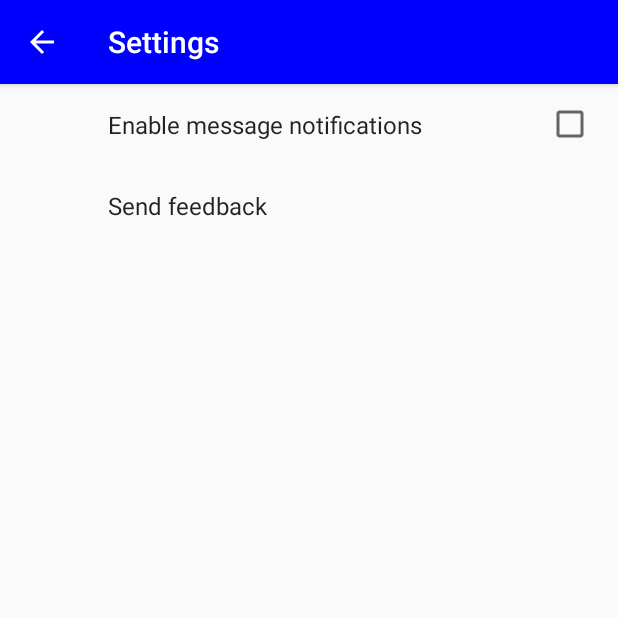
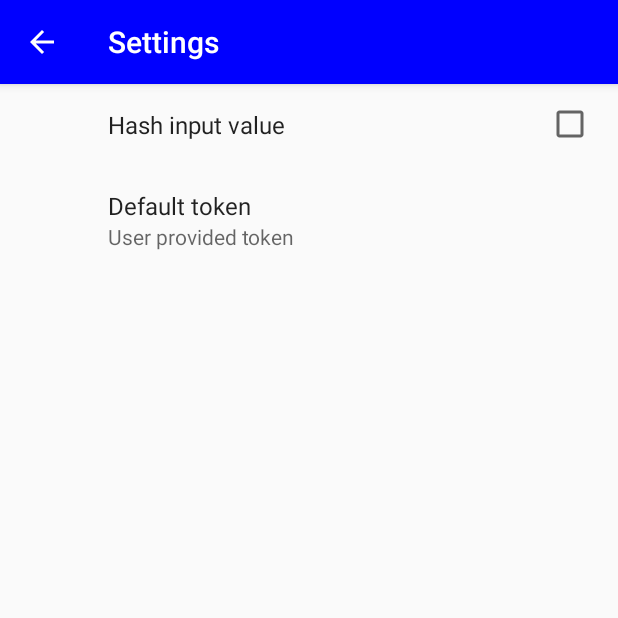
Before and after one commit to ZVernam/android, an Android app: the SettingsActivity screen opened directly, with no data from a screen before it, on a phone screen of 412 x 824 dp, the top half of it. Run offline under Robolectric (Android 15) with nearby library versions, the phone set to English and light mode, and no system bars; our stand-ins replace androidx.preference.

Commit message:
update settings

```diff
--- a/app/src/main/res/values/strings.xml
+++ b/app/src/main/res/values/strings.xml
@@ -6,4 +6,8 @@
     <string name="app_input_plaintext">Plain Text</string>
     <string name="app_input_secret">Secret</string>
     <string name="app_input_cipher">Cipher</string>
+
+    //Preferences
+    <string name="preference_token">Token</string>
+    <string name="preference_is_hashed">Hash Enabled</string>
 </resources>
--- a/app/src/main/res/xml/preference.xml
+++ b/app/src/main/res/xml/preference.xml
@@ -1,13 +1,16 @@
 <?xml version="1.0" encoding="utf-8"?>
-<PreferenceScreen android:layout_width="match_parent"
+<PreferenceScreen
+    android:layout_width="match_parent"
     android:layout_height="match_parent"
-    xmlns:app="http://schemas.android.com/apk/res-auto"
     xmlns:android="http://schemas.android.com/apk/res/android">
 
     <CheckBoxPreference
-        app:title="Enable message notifications"/>
+        android:key="@string/preference_is_hashed"
+        android:title="Hash input value"/>
 
-    <Preference
-        app:title="Send feedback"/>
+    <EditTextPreference
+        android:key="@string/preference_token"
+        android:title="Default token"
+        android:summary="User provided token"/>
 
 </PreferenceScreen>
```
